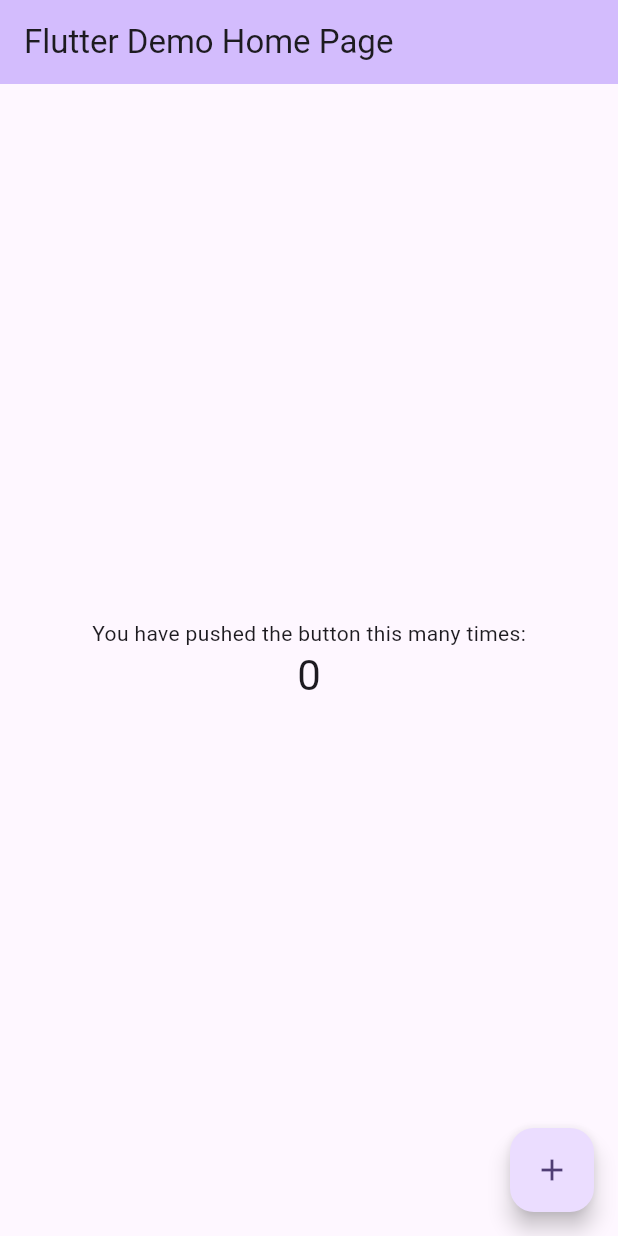
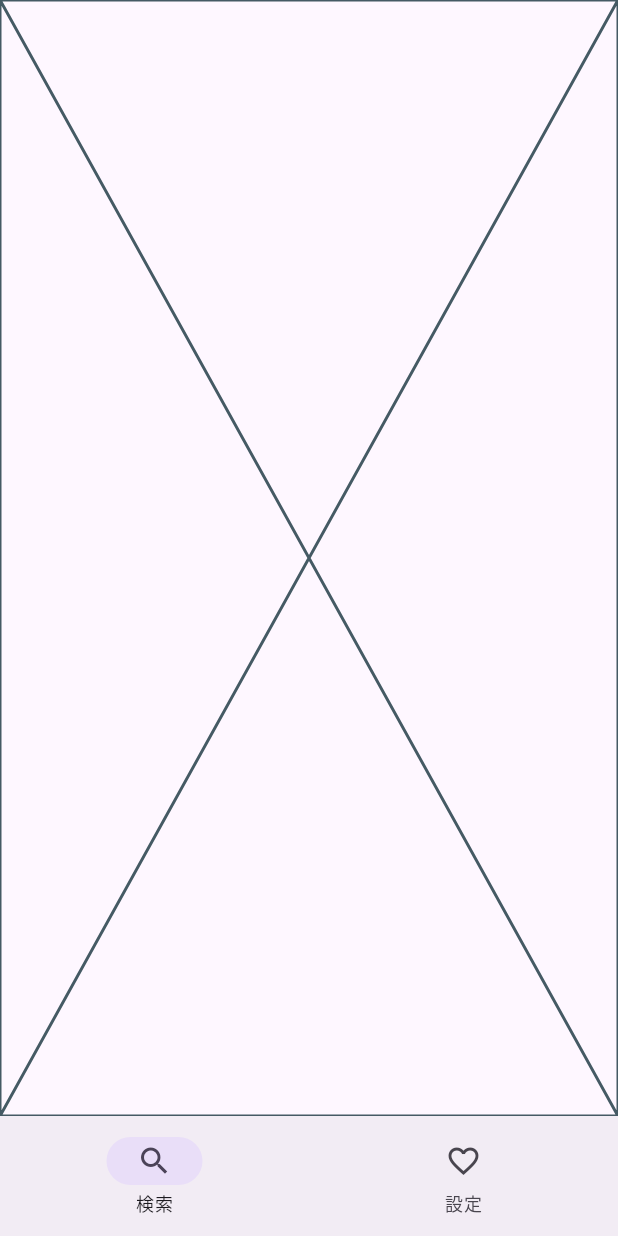
Before and after one commit to paigupai/github_-search, a Flutter app: the screen it shows after launch, on a phone screen of 412 x 824 dp. Run offline on Flutter 3.47's test engine with Material 3 defaults, Android fonts, the phone set to English and light mode, and no system bars; our stand-ins replace flutter_riverpod, go_router.

Commit message:
UI構造作成

```diff
--- a/lib/main.dart
+++ b/lib/main.dart
@@ -1,125 +1,24 @@
 import 'package:flutter/material.dart';
+import 'package:flutter_riverpod/flutter_riverpod.dart';
+import 'package:github_search/routing/app_router.dart';
 
 void main() {
-  runApp(const MyApp());
+  runApp(const ProviderScope(child: MyApp()));
 }
 
-class MyApp extends StatelessWidget {
+class MyApp extends ConsumerWidget {
   const MyApp({super.key});
 
-  // This widget is the root of your application.
   @override
-  Widget build(BuildContext context) {
-    return MaterialApp(
+  Widget build(BuildContext context, WidgetRef ref) {
+    final goRouter = ref.watch(goRouterProvider);
+    return MaterialApp.router(
+      routerConfig: goRouter,
       title: 'Flutter Demo',
       theme: ThemeData(
-        // This is the theme of your application.
-        //
-        // TRY THIS: Try running your application with "flutter run". You'll see
-        // the application has a purple toolbar. Then, without quitting the app,
-        // try changing the seedColor in the colorScheme below to Colors.green
-        // and then invoke "hot reload" (save your changes or press the "hot
-        // reload" button in a Flutter-supported IDE, or press "r" if you used
-        // the command line to start the app).
-        //
-        // Notice that the counter didn't reset back to zero; the application
-        // state is not lost during the reload. To reset the state, use hot
-        // restart instead.
-        //
-        // This works for code too, not just values: Most code changes can be
-        // tested with just a hot reload.
         colorScheme: ColorScheme.fromSeed(seedColor: Colors.deepPurple),
         useMaterial3: true,
       ),
-      home: const MyHomePage(title: 'Flutter Demo Home Page'),
     );
   }
 }
-
-class MyHomePage extends StatefulWidget {
-  const MyHomePage({super.key, required this.title});
-
-  // This widget is the home page of your application. It is stateful, meaning
-  // that it has a State object (defined below) that contains fields that affect
-  // how it looks.
-
-  // This class is the configuration for the state. It holds the values (in this
-  // case the title) provided by the parent (in this case the App widget) and
-  // used by the build method of the State. Fields in a Widget subclass are
-  // always marked "final".
-
-  final String title;
-
-  @override
-  State<MyHomePage> createState() => _MyHomePageState();
-}
-
-class _MyHomePageState extends State<MyHomePage> {
-  int _counter = 0;
-
-  void _incrementCounter() {
-    setState(() {
-      // This call to setState tells the Flutter framework that something has
-      // changed in this State, which causes it to rerun the build method below
-      // so that the display can reflect the updated values. If we changed
-      // _counter without calling setState(), then the build method would not be
-      // called again, and so nothing would appear to happen.
-      _counter++;
-    });
-  }
-
-  @override
-  Widget build(BuildContext context) {
-    // This method is rerun every time setState is called, for instance as done
-    // by the _incrementCounter method above.
-    //
-    // The Flutter framework has been optimized to make rerunning build methods
-    // fast, so that you can just rebuild anything that needs updating rather
-    // than having to individually change instances of widgets.
-    return Scaffold(
-      appBar: AppBar(
-        // TRY THIS: Try changing the color here to a specific color (to
-        // Colors.amber, perhaps?) and trigger a hot reload to see the AppBar
-        // change color while the other colors stay the same.
-        backgroundColor: Theme.of(context).colorScheme.inversePrimary,
-        // Here we take the value from the MyHomePage object that was created by
-        // the App.build method, and use it to set our appbar title.
-        title: Text(widget.title),
-      ),
-      body: Center(
-        // Center is a layout widget. It takes a single child and positions it
-        // in the middle of the parent.
-        child: Column(
-          // Column is also a layout widget. It takes a list of children and
-          // arranges them vertically. By default, it sizes itself to fit its
-          // children horizontally, and tries to be as tall as its parent.
-          //
-          // Column has various properties to control how it sizes itself and
-          // how it positions its children. Here we use mainAxisAlignment to
-          // center the children vertically; the main axis here is the vertical
-          // axis because Columns are vertical (the cross axis would be
-          // horizontal).
-          //
-          // TRY THIS: Invoke "debug painting" (choose the "Toggle Debug Paint"
-          // action in the IDE, or press "p" in the console), to see the
-          // wireframe for each widget.
-          mainAxisAlignment: MainAxisAlignment.center,
-          children: <Widget>[
-            const Text(
-              'You have pushed the button this many times:',
-            ),
-            Text(
-              '$_counter',
-              style: Theme.of(context).textTheme.headlineMedium,
-            ),
-          ],
-        ),
-      ),
-      floatingActionButton: FloatingActionButton(
-        onPressed: _incrementCounter,
-        tooltip: 'Increment',
-        child: const Icon(Icons.add),
-      ), // This trailing comma makes auto-formatting nicer for build methods.
-    );
-  }
-}
--- /dev/null
+++ b/lib/routing/app_router.dart
@@ -0,0 +1,78 @@
+import 'package:flutter/material.dart';
+import 'package:flutter_riverpod/flutter_riverpod.dart';
+import 'package:github_search/routing/scaffold_with_nested_navigation.dart';
+import 'package:github_search/ui/search/presentation/search_page.dart';
+import 'package:github_search/ui/search_details/presentation/search_details_page.dart';
+import 'package:github_search/ui/settings/presentation/settings_page.dart';
+import 'package:go_router/go_router.dart';
+
+enum AppRoute {
+  search,
+  searchDetails,
+  settings,
+}
+
+// private navigators
+final _rootNavigatorKey = GlobalKey<NavigatorState>();
+final _searchNavigatorKey = GlobalKey<NavigatorState>(debugLabel: 'search');
+final _favoritesNavigatorKey =
+    GlobalKey<NavigatorState>(debugLabel: 'favorites');
+
+final goRouterProvider = Provider<GoRouter>((ref) {
+  return GoRouter(
+    initialLocation: '/search',
+    navigatorKey: _rootNavigatorKey,
+    debugLogDiagnostics: true,
+    routes: [
+      // Stateful navigation based on:
+      // https://github.com/flutter/packages/blob/main/packages/go_router/example/lib/stateful_shell_route.dart
+      StatefulShellRoute.indexedStack(
+        builder: (context, state, navigationShell) {
+          return ScaffoldWithNestedNavigation(navigationShell: navigationShell);
+        },
+        branches: [
+          StatefulShellBranch(
+            navigatorKey: _searchNavigatorKey,
+            routes: [
+              // Products
+              GoRoute(
+                path: '/search',
+                name: AppRoute.search.name,
+                pageBuilder: (context, state) => NoTransitionPage(
+                  key: state.pageKey,
+                  child: const SearchPage(),
+                ),
+                routes: [
+                  GoRoute(
+                    path: ':id',
+                    name: AppRoute.searchDetails.name,
+                    pageBuilder: (context, state) {
+                      return MaterialPage(
+                        key: state.pageKey,
+                        child: const SearchDetailsPage(),
+                      );
+                    },
+                  )
+                ],
+              ),
+            ],
+          ),
+          StatefulShellBranch(
+            navigatorKey: _favoritesNavigatorKey,
+            routes: [
+              // Shopping Cart
+              GoRoute(
+                path: '/settings',
+                name: AppRoute.settings.name,
+                pageBuilder: (context, state) => NoTransitionPage(
+                  key: state.pageKey,
+                  child: const SettingsPage(),
+                ),
+              ),
+            ],
+          ),
+        ],
+      ),
+    ],
+  );
+});
--- /dev/null
+++ b/lib/routing/scaffold_with_nested_navigation.dart
@@ -0,0 +1,119 @@
+import 'package:flutter/material.dart';
+import 'package:go_router/go_router.dart';
+
+///
+/// Navigation
+///
+class ScaffoldWithNestedNavigation extends StatelessWidget {
+  const ScaffoldWithNestedNavigation({
+    Key? key,
+    required this.navigationShell,
+  }) : super(key: key ?? const ValueKey('ScaffoldWithNestedNavigation'));
+  final StatefulNavigationShell navigationShell;
+
+  void _goBranch(int index) {
+    navigationShell.goBranch(
+      index,
+      initialLocation: index == navigationShell.currentIndex,
+    );
+  }
+
+  @override
+  Widget build(BuildContext context) {
+    // 横幅が450未満の場合はNavigationBarを表示
+    final size = MediaQuery.sizeOf(context);
+    if (size.width < 450) {
+      return ScaffoldWithNavigationBar(
+        body: navigationShell,
+        currentIndex: navigationShell.currentIndex,
+        onDestinationSelected: _goBranch,
+      );
+    } else {
+      // 横幅が450以上の場合はNavigationRailを表示
+      return ScaffoldWithNavigationRail(
+        body: navigationShell,
+        currentIndex: navigationShell.currentIndex,
+        onDestinationSelected: _goBranch,
+      );
+    }
+  }
+}
+
+class ScaffoldWithNavigationBar extends StatelessWidget {
+  const ScaffoldWithNavigationBar({
+    super.key,
+    required this.body,
+    required this.currentIndex,
+    required this.onDestinationSelected,
+  });
+  final Widget body;
+  final int currentIndex;
+  final ValueChanged<int> onDestinationSelected;
+
+  @override
+  Widget build(BuildContext context) {
+    return Scaffold(
+      body: body,
+      bottomNavigationBar: NavigationBar(
+        selectedIndex: currentIndex,
+        destinations: const [
+          NavigationDestination(
+            icon: Icon(Icons.search_outlined),
+            selectedIcon: Icon(Icons.search),
+            label: '検索',
+          ),
+          NavigationDestination(
+            icon: Icon(Icons.favorite_outline),
+            selectedIcon: Icon(Icons.favorite),
+            label: '設定',
+          ),
+        ],
+        onDestinationSelected: onDestinationSelected,
+      ),
+    );
+  }
+}
+
+class ScaffoldWithNavigationRail extends StatelessWidget {
+  const ScaffoldWithNavigationRail({
+    super.key,
+    required this.body,
+    required this.currentIndex,
+    required this.onDestinationSelected,
+  });
+  final Widget body;
+  final int currentIndex;
+  final ValueChanged<int> onDestinationSelected;
+
+  @override
+  Widget build(BuildContext context) {
+    return Scaffold(
+      body: Row(
+        children: [
+          NavigationRail(
+            selectedIndex: currentIndex,
+            onDestinationSelected: onDestinationSelected,
+            labelType: NavigationRailLabelType.all,
+            destinations: const <NavigationRailDestination>[
+              NavigationRailDestination(
+                icon: Icon(Icons.search_outlined),
+                selectedIcon: Icon(Icons.search),
+                label: Text('検索'),
+              ),
+              NavigationRailDestination(
+                icon: Icon(Icons.favorite_outline),
+                selectedIcon: Icon(Icons.favorite),
+                label: Text('設定'),
+              ),
+            ],
+          ),
+          const VerticalDivider(thickness: 1, width: 1),
+          // This is the main content.
+          Expanded(
+            child: body,
+          ),
+        ],
+      ),
+    );
+  }
+}
--- /dev/null
+++ b/lib/ui/search/presentation/search_page.dart
@@ -0,0 +1,13 @@
+import 'package:flutter/material.dart';
+
+///
+/// 検索page
+///
+class SearchPage extends StatelessWidget {
+  const SearchPage({super.key});
+
+  @override
+  Widget build(BuildContext context) {
+    return const Placeholder();
+  }
+}
```
Also changed, not shown: lib/ui/search_details/presentation/search_details_page.dart (added, +13 -0 lines), lib/ui/settings/presentation/settings_page.dart (added, +13 -0 lines), pubspec.yaml (+11 -0 lines), pubspec.lock.
